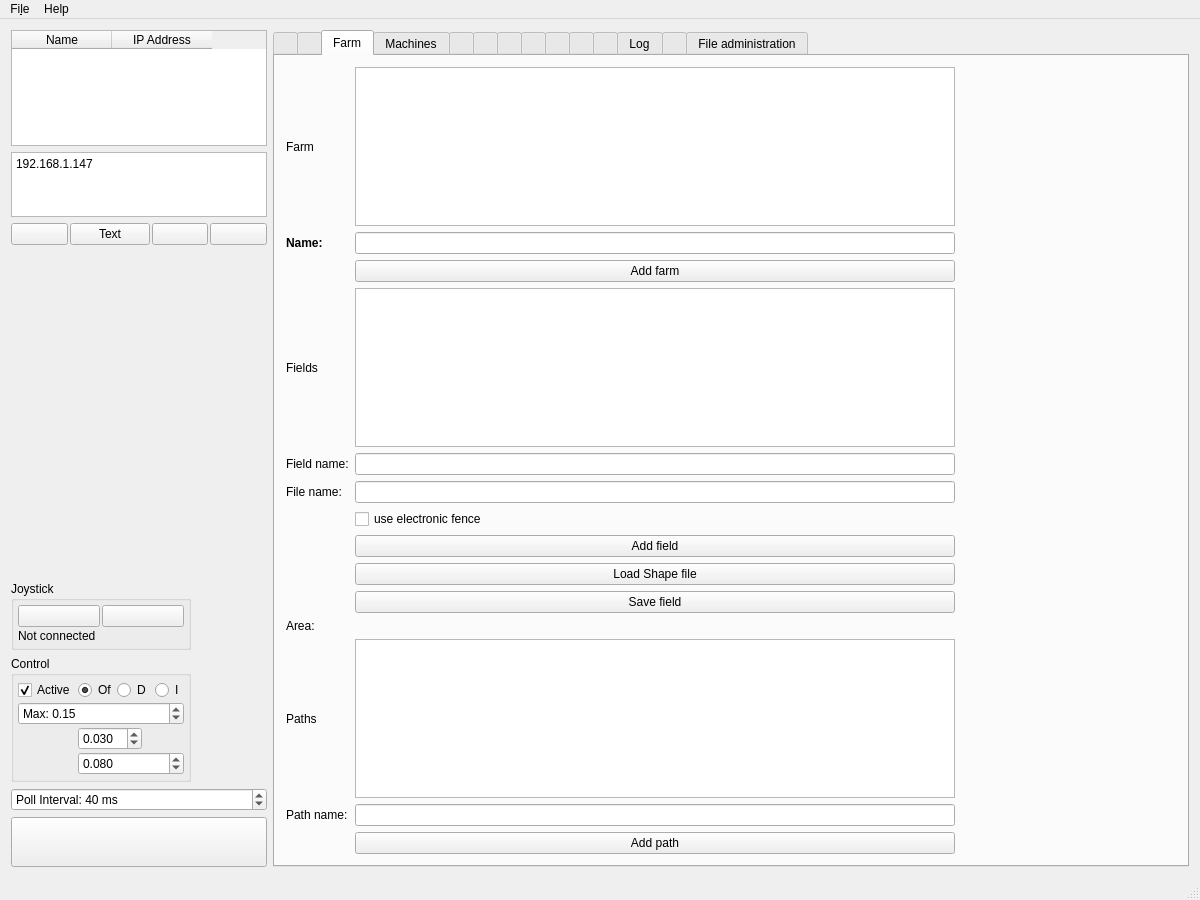
Qt form Linux/RControlStation/mainwindow.ui (GunnarLarssonSLU/rise_sdvp) before a commit.
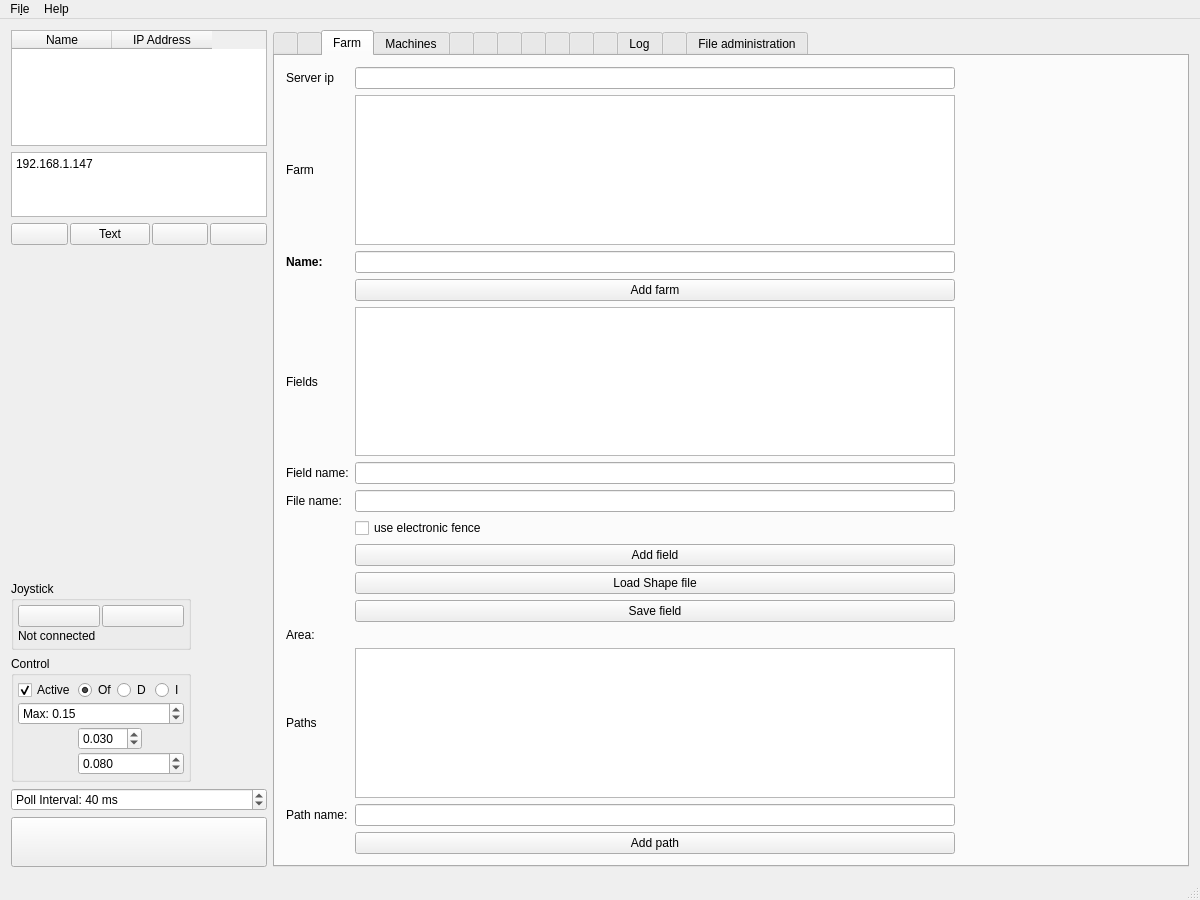
The same form after that commit. The open tabs and pages were chosen to show the change. Icons and pictures are not drawn. Custom widgets are drawn as their Qt base class.

Commit message: Pre-change commit: current state before restoring hydraulicMove button functionality

Diff of the .ui file:
```diff
--- a/Linux/RControlStation/mainwindow.ui
+++ b/Linux/RControlStation/mainwindow.ui
@@ -3203,104 +3203,7 @@
        <layout class="QHBoxLayout" name="horizontalLayout">
         <item>
          <layout class="QGridLayout" name="gridLayout_3">
-          <item row="5" column="2">
-           <widget class="QLineEdit" name="filenameEdit"/>
-          </item>
-          <item row="4" column="2">
-           <widget class="QLineEdit" name="fieldnameEdit">
-            <property name="enabled">
-             <bool>true</bool>
-            </property>
-           </widget>
-          </item>
-          <item row="2" column="2">
-           <widget class="QPushButton" name="pushButton_farm">
-            <property name="text">
-             <string>Add farm</string>
-            </property>
-           </widget>
-          </item>
-          <item row="12" column="2">
-           <widget class="QLineEdit" name="pathnameEdit"/>
-          </item>
-          <item row="13" column="2">
-           <widget class="QPushButton" name="pushButton_path">
-            <property name="text">
-             <string>Add path</string>
-            </property>
-           </widget>
-          </item>
-          <item row="10" column="2">
-           <widget class="QLabel" name="label_area_ha">
-            <property name="text">
-             <string/>
-            </property>
-           </widget>
-          </item>
-          <item row="12" column="0">
-           <widget class="QLabel" name="label_6">
-            <property name="text">
-             <string>Path name:</string>
-            </property>
-           </widget>
-          </item>
-          <item row="5" column="0">
-           <widget class="QLabel" name="label">
-            <property name="text">
-             <string>File name:</string>
-            </property>
-           </widget>
-          </item>
-          <item row="8" column="2">
-           <widget class="QPushButton" name="pushButton_load_shapefile">
-            <property name="text">
-             <string>Load Shape file</string>
-            </property>
-           </widget>
-          </item>
-          <item row="0" column="0">
-           <widget class="QLabel" name="labelFarm">
-            <property name="text">
-             <string>Farm</string>
-            </property>
-           </widget>
-          </item>
-          <item row="3" column="2">
-           <widget class="QTableView" name="fieldTable">
-            <property name="selectionBehavior">
-             <enum>QAbstractItemView::SelectItems</enum>
-            </property>
-           </widget>
-          </item>
-          <item row="11" column="0">
-           <widget class="QLabel" name="labelPaths">
-            <property name="text">
-             <string>Paths</string>
-            </property>
-           </widget>
-          </item>
-          <item row="3" column="0">
-           <widget class="QLabel" name="labelFields">
-            <property name="text">
-             <string>Fields</string>
-            </property>
-           </widget>
-          </item>
-          <item row="6" column="2">
-           <widget class="QCheckBox" name="fencedCheckBox">
-            <property name="text">
-             <string>use electronic fence</string>
-            </property>
-           </widget>
-          </item>
-          <item row="7" column="2">
-           <widget class="QPushButton" name="pushButton_field">
-            <property name="text">
-             <string>Add field</string>
-            </property>
-           </widget>
-          </item>
-          <item row="0" column="2">
+          <item row="1" column="2">
            <widget class="QTableView" name="farmTable">
             <property name="sizePolicy">
              <sizepolicy hsizetype="MinimumExpanding" vsizetype="Fixed">
@@ -3319,48 +3222,155 @@
             </property>
            </widget>
           </item>
-          <item row="4" column="0">
+          <item row="3" column="2">
+           <widget class="QPushButton" name="pushButton_farm">
+            <property name="text">
+             <string>Add farm</string>
+            </property>
+           </widget>
+          </item>
+          <item row="9" column="2">
+           <widget class="QPushButton" name="pushButton_load_shapefile">
+            <property name="text">
+             <string>Load Shape file</string>
+            </property>
+           </widget>
+          </item>
+          <item row="11" column="2">
+           <widget class="QLabel" name="label_area_ha">
+            <property name="text">
+             <string/>
+            </property>
+           </widget>
+          </item>
+          <item row="12" column="2">
+           <widget class="QTableView" name="pathTable">
+            <property name="selectionBehavior">
+             <enum>QAbstractItemView::SelectItems</enum>
+            </property>
+           </widget>
+          </item>
+          <item row="12" column="0">
+           <widget class="QLabel" name="labelPaths">
+            <property name="text">
+             <string>Paths</string>
+            </property>
+           </widget>
+          </item>
+          <item row="5" column="0">
            <widget class="QLabel" name="labelFieldname">
             <property name="text">
              <string>Field name:</string>
             </property>
            </widget>
           </item>
-          <item row="1" column="0">
+          <item row="0" column="0">
+           <widget class="QLabel" name="label_12">
+            <property name="text">
+             <string>Server ip</string>
+            </property>
+           </widget>
+          </item>
+          <item row="2" column="0">
            <widget class="QLabel" name="label_16">
             <property name="text">
              <string>&lt;html&gt;&lt;head/&gt;&lt;body&gt;&lt;p&gt;&lt;span style=&quot; font-weight:700;&quot;&gt;Name:&lt;/span&gt;&lt;/p&gt;&lt;/body&gt;&lt;/html&gt;</string>
             </property>
            </widget>
           </item>
-          <item row="1" column="2">
+          <item row="5" column="2">
+           <widget class="QLineEdit" name="fieldnameEdit">
+            <property name="enabled">
+             <bool>true</bool>
+            </property>
+           </widget>
+          </item>
+          <item row="10" column="2">
+           <widget class="QPushButton" name="pushButton_savefield">
+            <property name="text">
+             <string>Save field</string>
+            </property>
+           </widget>
+          </item>
+          <item row="2" column="2">
            <widget class="QLineEdit" name="locationnameEdit">
             <property name="enabled">
              <bool>true</bool>
             </property>
            </widget>
           </item>
-          <item row="10" column="0">
+          <item row="4" column="2">
+           <widget class="QTableView" name="fieldTable">
+            <property name="selectionBehavior">
+             <enum>QAbstractItemView::SelectItems</enum>
+            </property>
+           </widget>
+          </item>
+          <item row="8" column="2">
+           <widget class="QPushButton" name="pushButton_field">
+            <property name="text">
+             <string>Add field</string>
+            </property>
+           </widget>
+          </item>
+          <item row="13" column="0">
+           <widget class="QLabel" name="label_6">
+            <property name="text">
+             <string>Path name:</string>
+            </property>
+           </widget>
+          </item>
+          <item row="11" column="0">
            <widget class="QLabel" name="labelArea">
             <property name="text">
              <string>Area:</string>
             </property>
            </widget>
           </item>
-          <item row="11" column="2">
-           <widget class="QTableView" name="pathTable">
-            <property name="selectionBehavior">
-             <enum>QAbstractItemView::SelectItems</enum>
+          <item row="6" column="0">
+           <widget class="QLabel" name="label">
+            <property name="text">
+             <string>File name:</string>
             </property>
            </widget>
           </item>
-          <item row="9" column="2">
-           <widget class="QPushButton" name="pushButton_savefield">
+          <item row="1" column="0">
+           <widget class="QLabel" name="labelFarm">
             <property name="text">
-             <string>Save field</string>
+             <string>Farm</string>
             </property>
            </widget>
           </item>
+          <item row="13" column="2">
+           <widget class="QLineEdit" name="pathnameEdit"/>
+          </item>
+          <item row="4" column="0">
+           <widget class="QLabel" name="labelFields">
+            <property name="text">
+             <string>Fields</string>
+            </property>
+           </widget>
+          </item>
+          <item row="6" column="2">
+           <widget class="QLineEdit" name="filenameEdit"/>
+          </item>
+          <item row="14" column="2">
+           <widget class="QPushButton" name="pushButton_path">
+            <property name="text">
+             <string>Add path</string>
+            </property>
+           </widget>
+          </item>
+          <item row="7" column="2">
+           <widget class="QCheckBox" name="fencedCheckBox">
+            <property name="text">
+             <string>use electronic fence</string>
+            </property>
+           </widget>
+          </item>
+          <item row="0" column="2">
+           <widget class="QLineEdit" name="serveripEdit"/>
+          </item>
          </layout>
         </item>
         <item>
```
Left out of the diff: 2 changed lines with no effect on the pictures. The commit also changes 18 other files.
